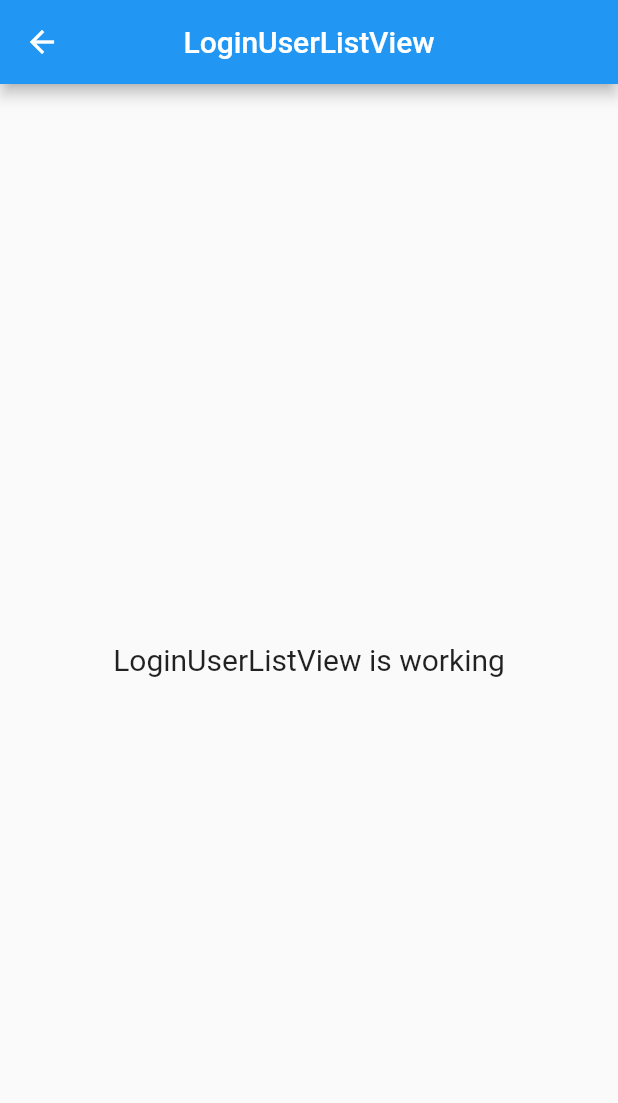
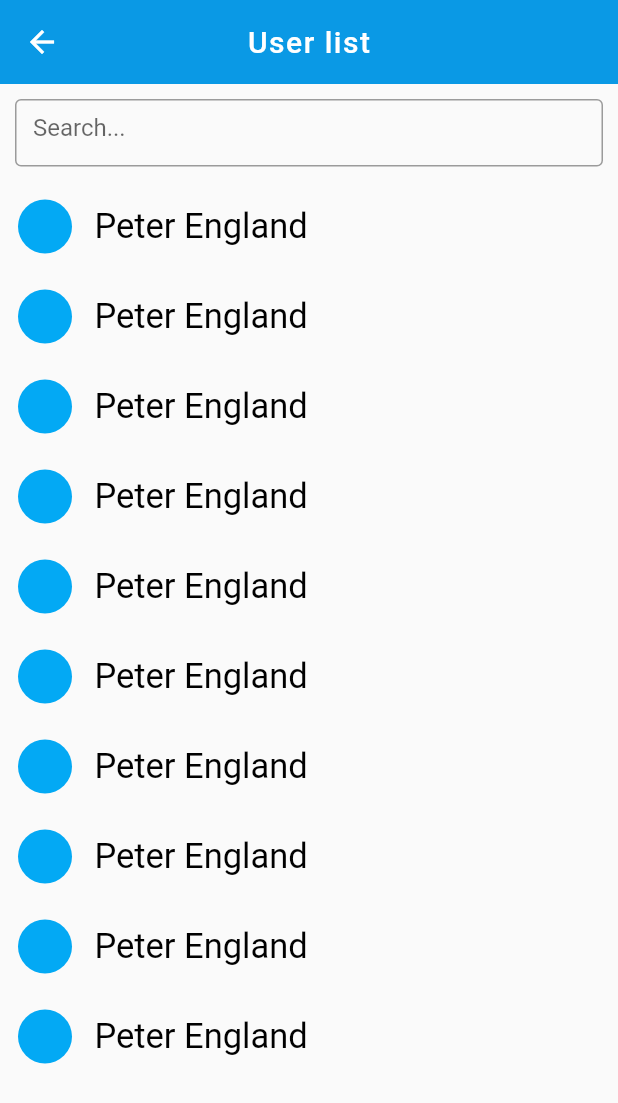
Before and after one commit to BrijeshLinearloop/ConfidentialChatApp, a Flutter app: the LoginUserListView screen opened by its route, on a phone screen of 412 x 824 dp. Shown: the top 1103 px of the screen. Run offline on Flutter 3.47's test engine with Material 2 defaults, Android fonts, the phone set to English and light mode, and no system bars; our stand-ins replace bouncing_widget, cloud_firestore, connectivity_plus, firebase_auth, firebase_core, firebase_messaging and 7 more; accounts and stored records are empty.

Commit message:
sign up user list design

```diff
--- a/lib/app/modules/dashboard/views/dashboard_view.dart
+++ b/lib/app/modules/dashboard/views/dashboard_view.dart
@@ -1,10 +1,9 @@
+import 'package:confidential_chat_app/app/routes/app_pages.dart';
 import 'package:confidential_chat_app/utils/color_constant.dart';
 import 'package:confidential_chat_app/utils/constants_class.dart';
 import 'package:confidential_chat_app/utils/math_utils.dart';
 import 'package:flutter/material.dart';
-
 import 'package:get/get.dart';
-
 import '../controllers/dashboard_controller.dart';
 
 class DashboardView extends GetWidget<DashboardController> {
@@ -13,7 +12,6 @@ class DashboardView extends GetWidget<DashboardController> {
   Widget build(BuildContext context) {
     return Scaffold(
      body: Column(children: [
-
        HomePageHeader(),
        SizedBox(height: 20,),
        Row(
@@ -68,7 +66,7 @@ Widget HomePageHeader(){
       mainAxisAlignment: MainAxisAlignment.end,
       children: [
         AppBar(
-          leading: Icon(Icons.line_weight),
+          // leading: Icon(Icons.line_weight),
           centerTitle: true,
           title: Text("MESSAGES",
             overflow: TextOverflow.fade,
@@ -99,13 +97,18 @@ Widget HomePageHeader(){
           child: Row(
             mainAxisAlignment: MainAxisAlignment.end,
             children: [
-              Text("view more",
-                overflow: TextOverflow.fade,
-                textAlign: TextAlign.left,
-                style: TextStyle(
-                  color: ColorConstant.colorWhite,
-                  fontSize: getFontSize(14),
-                  // fontWeight: FontWeight.bold,
+
+              GestureDetector(
+                onTap:(){
+                  Get.toNamed(Routes.LOGIN_USER_LIST);                },
+                child: Text("View more",
+                  overflow: TextOverflow.fade,
+                  textAlign: TextAlign.left,
+                  style: TextStyle(
+                    color: ColorConstant.colorWhite,
+                    fontSize: getFontSize(16),
+                    // fontWeight: FontWeight.bold,
+                  ),
                 ),
               )
             ],
--- a/lib/app/modules/loginUserList/controllers/login_user_list_controller.dart
+++ b/lib/app/modules/loginUserList/controllers/login_user_list_controller.dart
@@ -4,6 +4,7 @@ class LoginUserListController extends GetxController {
   //TODO: Implement LoginUserListController
 
   final count = 0.obs;
+  RxBool search =true.obs;
   @override
   void onInit() {
     super.onInit();
--- a/lib/app/modules/loginUserList/views/login_user_list_view.dart
+++ b/lib/app/modules/loginUserList/views/login_user_list_view.dart
@@ -1,3 +1,6 @@
+import 'package:confidential_chat_app/utils/color_constant.dart';
+import 'package:confidential_chat_app/utils/constants_class.dart';
+import 'package:confidential_chat_app/utils/math_utils.dart';
 import 'package:flutter/material.dart';
 
 import 'package:get/get.dart';
@@ -9,16 +12,88 @@ class LoginUserListView extends GetView<LoginUserListController> {
   @override
   Widget build(BuildContext context) {
     return Scaffold(
-      appBar: AppBar(
-        title: const Text('LoginUserListView'),
+      appBar:  AppBar(
+        title: Text("User list",style: TextStyle(
+            letterSpacing: 1.0  ) ,),
         centerTitle: true,
+        elevation: 0,
+        backgroundColor: ColorConstant.colorSkyBlue,
+        actions:  [
+          // InkWell(
+          //     onTap: (){
+          //
+          //     },
+          //     child: Icon(Icons.search)),
+          // SizedBox(width: 10,)
+        ],
       ),
-      body: Center(
-        child: Text(
-          'LoginUserListView is working',
-          style: TextStyle(fontSize: 20),
+
+      body: SafeArea(
+        child: SingleChildScrollView(
+          child: Column(children: [
+
+     // Obx(()=>
+
+            Padding(
+              padding: const EdgeInsets.all(10.0),
+              child: SizedBox(
+                height: 45,
+                child: TextField(
+                  decoration:InputDecoration(
+                    hintText: "Search...",
+                    border: OutlineInputBorder()
+                  ),
+                ),
+              ),
+            ),
+
+            ListView.builder(
+              shrinkWrap:  true,
+                physics: NeverScrollableScrollPhysics(),
+                itemCount:  10,
+                itemBuilder: (BuildContext context, int index){
+              return  Padding(
+                padding: const EdgeInsets.all(12.0),
+                child: Row(children: [
+                  Stack(
+                   children: [
+                     CircleAvatar(
+                       radius: 18,
+                       backgroundColor: Colors.lightBlue,
+
+                     ),
+
+                     // Positioned(
+                     //   bottom: 0,
+                     //   right: 5,
+                     //   child: CircleAvatar(
+                     //     radius: 5,
+                     //     backgroundColor: Colors.white,
+                     //     child: CircleAvatar(radius: 4,
+                     //     backgroundColor: Colors.green,
+                     //     ),
+                     //   ),
+                     // )
+                   ],
+                  ),
+
+                  SizedBox(width: 15,),
+                  Text("Peter England",
+                    overflow: TextOverflow.ellipsis,
+                    textAlign: TextAlign.left,
+                    style: TextStyle(
+                      color: ColorConstant.colorBalck,
+                      fontSize: getFontSize(22),
+                      fontFamily: ConstantsClass.fontFamily,
+                    ),
+                  )
+                ],),
+              );
+            })
+
+          ],),
         ),
-      ),
+      )
     );
   }
 }
--- a/lib/app/routes/app_pages.dart
+++ b/lib/app/routes/app_pages.dart
@@ -18,7 +18,7 @@ part 'app_routes.dart';
 class AppPages {
   AppPages._();
 
-  static const INITIAL = Routes.DASHBOARD;
+  static const INITIAL = Routes.SPLASH;
 
   static final routes = [
     GetPage(
```
